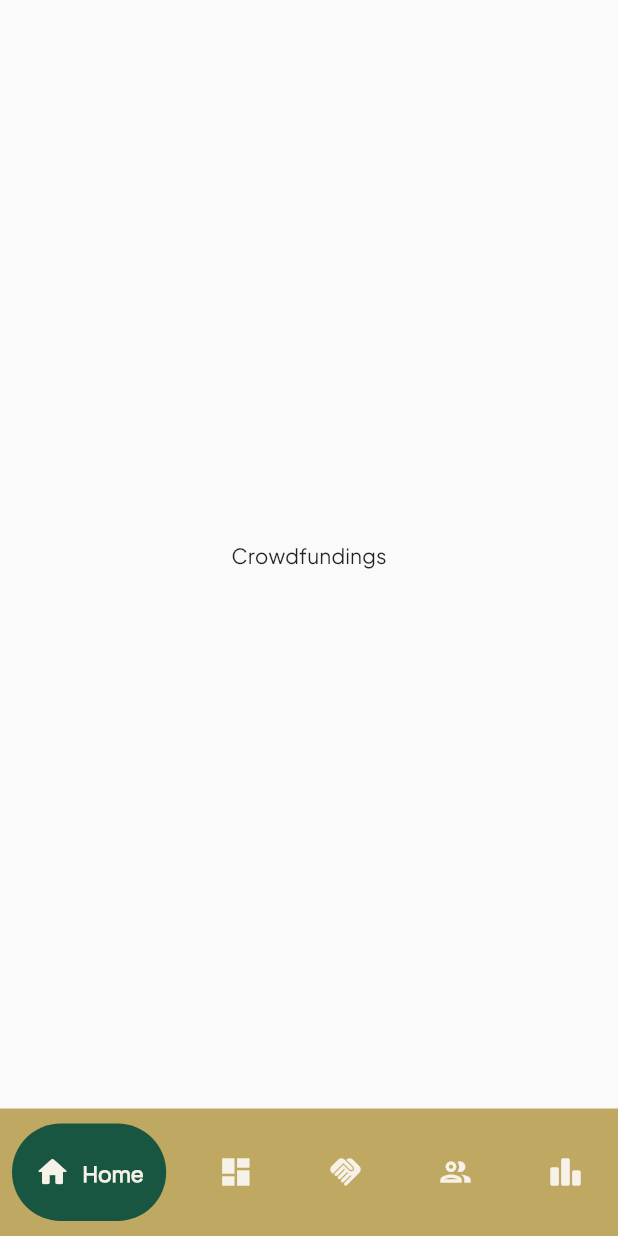
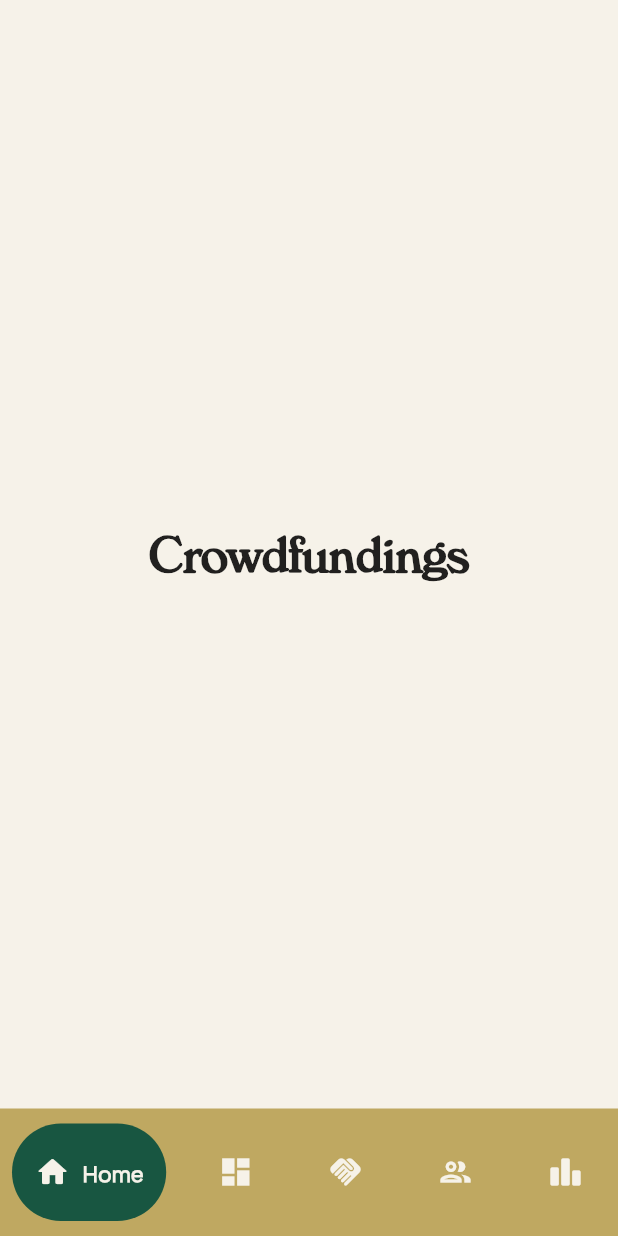
Before and after one commit to D10-PBP/Proyek-Akhir-Semester, a Flutter app: the screen it shows after launch, on a phone screen of 412 x 824 dp. Run offline on Flutter 3.47's test engine with Material 2 defaults, Android fonts, the light colour scheme and no system bars; drawn by our look-alikes of google_nav_bar.

Commit message:
Add styligns

```diff
--- a/lib/crowdfunding/pages/crowdfundings.dart
+++ b/lib/crowdfunding/pages/crowdfundings.dart
@@ -1,3 +1,5 @@
+import 'dart:ui';
+
 import 'package:flutter/material.dart';
 
 class CrowdfundingsPage extends StatefulWidget {
@@ -11,9 +13,23 @@ class CrowdfundingsPage extends StatefulWidget {
 class _CrowdfundingsPageState extends State<CrowdfundingsPage> {
   @override
   Widget build(BuildContext context) {
-    return const Center(
-      child: Text(
-        "Crowdfundings",
+    return SafeArea(
+      child: Center(
+        child: Column(
+          mainAxisAlignment: MainAxisAlignment.center,
+          children: const [
+            // Header
+            Text(
+              "Crowdfundings",
+              style: TextStyle(
+                  fontFamily: "Verona",
+                  fontWeight: FontWeight.bold,
+                  fontSize: 32),
+            ),
+
+            // Intro Card
+          ],
+        ),
       ),
     );
   }
--- a/lib/main.dart
+++ b/lib/main.dart
@@ -1,4 +1,5 @@
 import 'package:flutter/material.dart';
+import 'package:flutter/services.dart';
 import 'package:google_nav_bar/google_nav_bar.dart';
 import 'package:sayang_dibuang_mobile/barang_bekas/pages/beranda.dart';
 import 'package:sayang_dibuang_mobile/crowdfunding/pages/crowdfundings.dart';
@@ -43,9 +44,21 @@ class _MyHomePageState extends State<MyHomePage> {
       CrowdfundingsPage(),
       CrowdfundingsPage(), // nanti diganti sama Leaderboard
     ];
-    return SafeArea(
+
+    return AnnotatedRegion<SystemUiOverlayStyle>(
+      value: const SystemUiOverlayStyle(
+          statusBarColor: Colors.transparent,
+          systemNavigationBarColor: Colors.transparent,
+          statusBarIconBrightness: Brightness.dark,
+          statusBarBrightness: Brightness.dark),
       child: Scaffold(
+          // background color
+          backgroundColor: ThemeColor.sand,
+
+          // the screen
           body: pages[currentIndex],
+
+          // the bottom navbar
           bottomNavigationBar: Container(
             color: ThemeColor.gold,
             child: Padding(
--- a/pubspec.yaml
+++ b/pubspec.yaml
@@ -63,6 +63,9 @@ flutter:
     - family: PlusJakarta
       fonts:
         - asset: fonts/PlusJakartaSans-Regular.otf
+    - family: Verona
+      fonts:
+        - asset: fonts/Verona-Serial-Regular.ttf
 
   # To add assets to your application, add an assets section, like this:
   # assets:
```
Also changed, not shown: fonts/Verona-Serial-Regular.ttf (added).
